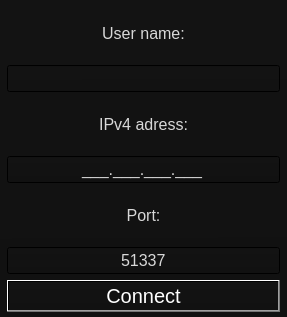
Qt form View/ConnectWindow/connectwindow.ui (Flone-dnb/Silent) before a commit.
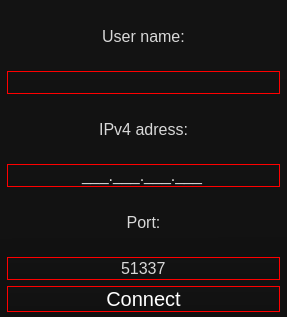
The same form after that commit.

Diff of the .ui file:
```diff
--- a/View/ConnectWindow/connectwindow.ui
+++ b/View/ConnectWindow/connectwindow.ui
@@ -64,7 +64,9 @@
          </font>
         </property>
         <property name="styleSheet">
-         <string notr="true">background-color: qlineargradient(spread:pad, x1:0, y1:0, x2:1, y2:0, stop:0.461538 rgba(255, 255, 255, 0));</string>
+         <string notr="true">background-color: qlineargradient(spread:pad, x1:0, y1:0, x2:1, y2:0, stop:0.461538 rgba(255, 255, 255, 0));
+
+border: 1px solid red;</string>
         </property>
         <property name="locale">
          <locale language="English" country="UnitedStates"/>
@@ -110,6 +112,9 @@
           <pointsize>12</pointsize>
          </font>
         </property>
+        <property name="styleSheet">
+         <string notr="true">border: 1px solid red;</string>
+        </property>
         <property name="inputMask">
          <string>000.000.000.000;_</string>
         </property>
@@ -145,6 +150,9 @@
           <pointsize>12</pointsize>
          </font>
         </property>
+        <property name="styleSheet">
+         <string notr="true">border: 1px solid red;</string>
+        </property>
         <property name="inputMask">
          <string>00000;_</string>
         </property>
@@ -167,6 +175,7 @@
         <property name="styleSheet">
          <string notr="true">QPushButton
 {
+	border: 1px solid red;
 	color: rgb(255, 255, 255);
 }
 QPushButton:hover
```
Left out of the diff: 1 changed line with no effect on the pictures.
